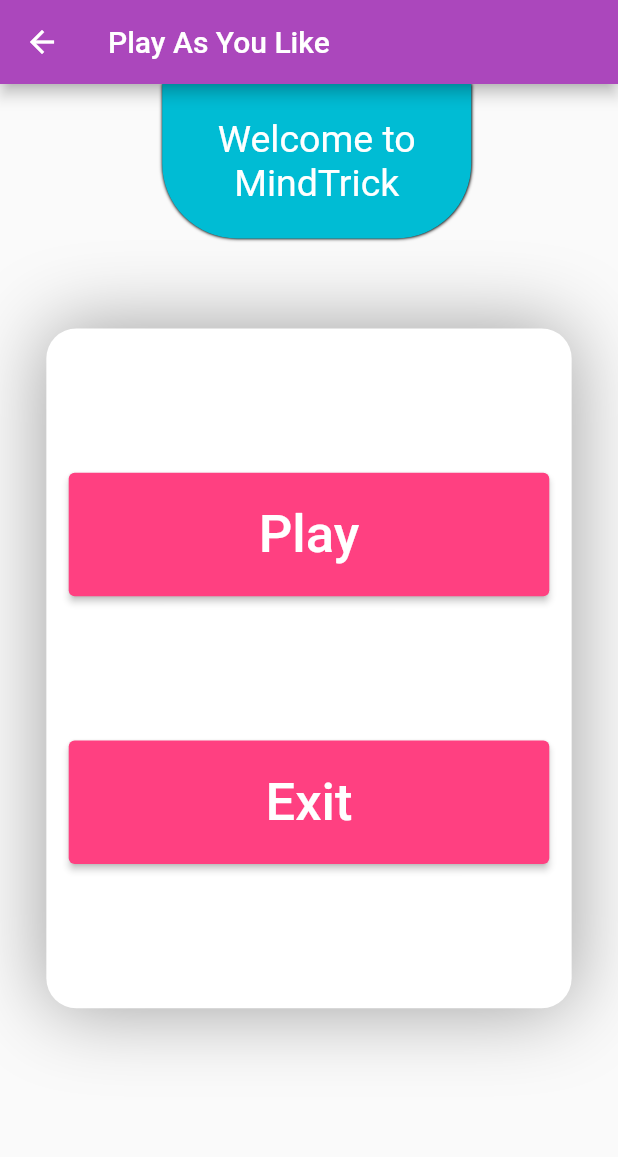
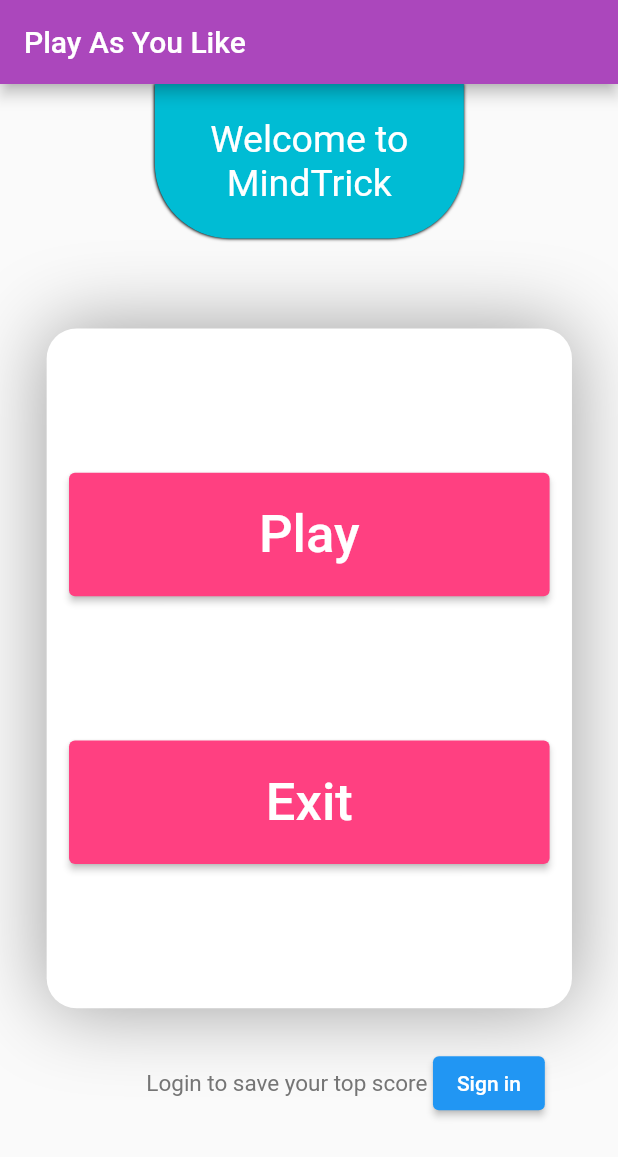
Before and after one commit to Suramack/FlutterColorMatchGame, a Flutter app: the HomeScreen screen opened directly, on a phone screen of 412 x 824 dp. Shown: the top 1157 px of the screen. Run offline on Flutter 3.47's test engine with Material 2 defaults, Android fonts, the phone set to English and light mode, and no system bars.

Commit message:
SignIn Screen Added

```diff
--- a/lib/main.dart
+++ b/lib/main.dart
@@ -1,7 +1,7 @@
 import 'package:flutter/material.dart';
-// import 'package:flutter_application_2/screens/Home.dart';
+import 'package:flutter_application_2/screens/Home.dart';
 // import 'package:flutter_application_2/screens/Play.dart';
-import 'package:flutter_application_2/screens/PlaywithMack.dart';
+// import 'package:flutter_application_2/screens/PlaywithMack.dart';
 
 void main() {
   runApp(MyApp());
@@ -11,6 +11,6 @@
   // This widget is the root of your application.
   @override
   Widget build(BuildContext context) {
-    return MaterialApp(title: 'Flutter Demo', home: Playbyu());
+    return MaterialApp(title: 'Flutter Demo', home: HomeScreen());
   }
 }
--- a/lib/screens/Home.dart
+++ b/lib/screens/Home.dart
@@ -1,6 +1,7 @@
 import 'package:flutter/material.dart';
 // import 'package:flutter_application_2/screens/Play.dart';
 import 'package:flutter_application_2/screens/PlaywithMack.dart';
+import 'package:flutter_application_2/screens/SignIn.dart';
 
 class HomeScreen extends StatefulWidget {
   @override
@@ -21,7 +22,7 @@
         body: Column(crossAxisAlignment: CrossAxisAlignment.center, children: [
           Container(
             margin:
-                EdgeInsets.only(left: MediaQuery.of(context).size.width * .1),
+                EdgeInsets.only(left: MediaQuery.of(context).size.width * .001),
             alignment: Alignment.center,
             decoration: BoxDecoration(
                 borderRadius: BorderRadius.only(
@@ -46,7 +47,7 @@
           ),
           Container(
             margin:
-                EdgeInsets.only(left: MediaQuery.of(context).size.width * .075),
+                EdgeInsets.only(left: MediaQuery.of(context).size.width * .001),
             width: MediaQuery.of(context).size.width * 0.85,
             height: MediaQuery.of(context).size.height * 0.55,
             decoration: BoxDecoration(
@@ -61,12 +62,15 @@
               children: [
                 Spacer(),
                 ElevatedButton(
+                    //Play Elevated Button
                     style: ElevatedButton.styleFrom(
                         primary: Colors.pinkAccent,
                         onPrimary: Colors.pink[700]),
                     onPressed: () {
-                      Navigator.push(context,
-                          MaterialPageRoute(builder: (context) => Playbyu()));
+                      Navigator.push(
+                          context,
+                          MaterialPageRoute(
+                              builder: (context) => PlayScreen()));
                     },
                     child: Container(
                         width: MediaQuery.of(context).size.width * .70,
@@ -82,6 +86,7 @@
                         ))),
                 Spacer(),
                 ElevatedButton(
+                    //Exit Elevated Button
                     style: ElevatedButton.styleFrom(
                         primary: Colors.pinkAccent,
                         onPrimary: Colors.pink[700]),
@@ -101,7 +106,32 @@
                 Spacer(),
               ],
             ),
-          )
+          ),
+          Spacer(),
+          Container(
+            child: Row(
+              children: [
+                Spacer(
+                  flex: 2,
+                ),
+                Text(
+                  "Login to save your top score ",
+                  style: TextStyle(color: Colors.grey[600], fontSize: 15),
+                ),
+                ElevatedButton(
+                    onPressed: () {
+                      Navigator.push(context,
+                          MaterialPageRoute(builder: (context) => SignIn()));
+                    },
+                    child:
+                        Text("Sign in", style: TextStyle(color: Colors.white))),
+                Spacer(),
+              ],
+            ),
+          ),
+          Spacer(
+            flex: 3,
+          ),
         ]));
   }
 }
--- a/lib/screens/Play.dart
+++ b/lib/screens/Play.dart
@@ -1,12 +1,12 @@
 import 'package:flutter/material.dart';
 import 'dart:math';
 
-class PlayScreen extends StatefulWidget {
+class Playbyu extends StatefulWidget {
   @override
-  _PlayScreenState createState() => _PlayScreenState();
+  _PlaybyuState createState() => _PlaybyuState();
 }
 
-class _PlayScreenState extends State<PlayScreen> {
+class _PlaybyuState extends State<Playbyu> {
   int _counter = 0;
 
   int _a = 0;
```
Also changed, not shown: lib/screens/PlaywithMack.dart (+10 -4 lines), lib/screens/SignIn.dart (added, +84 -0 lines).
